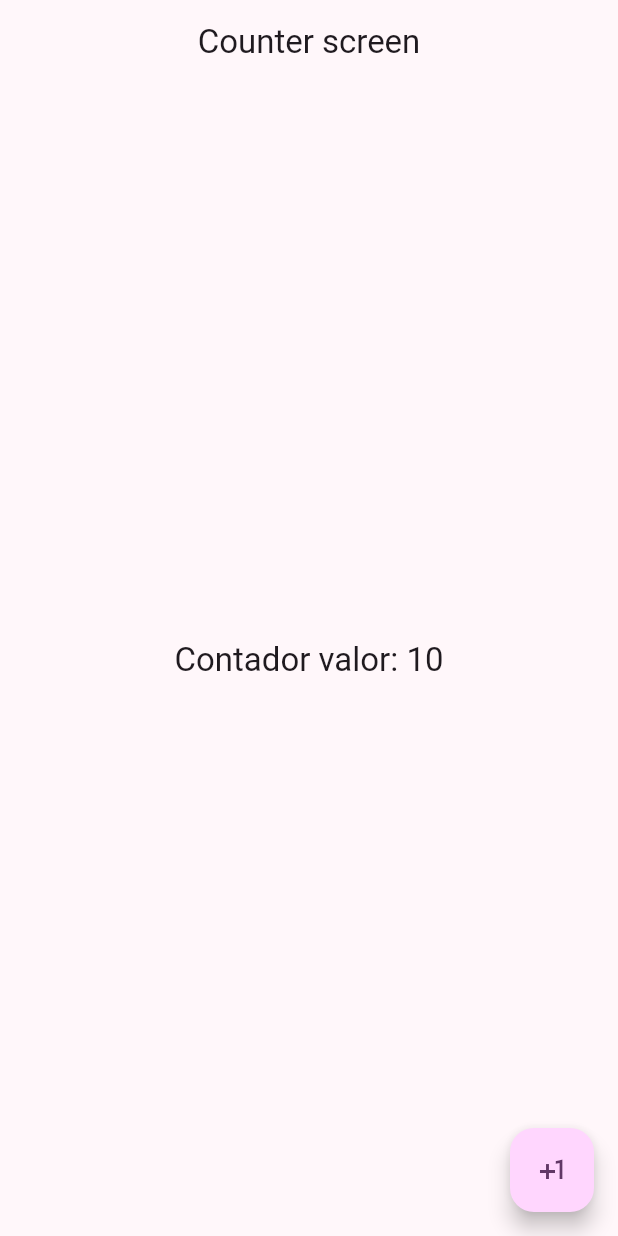
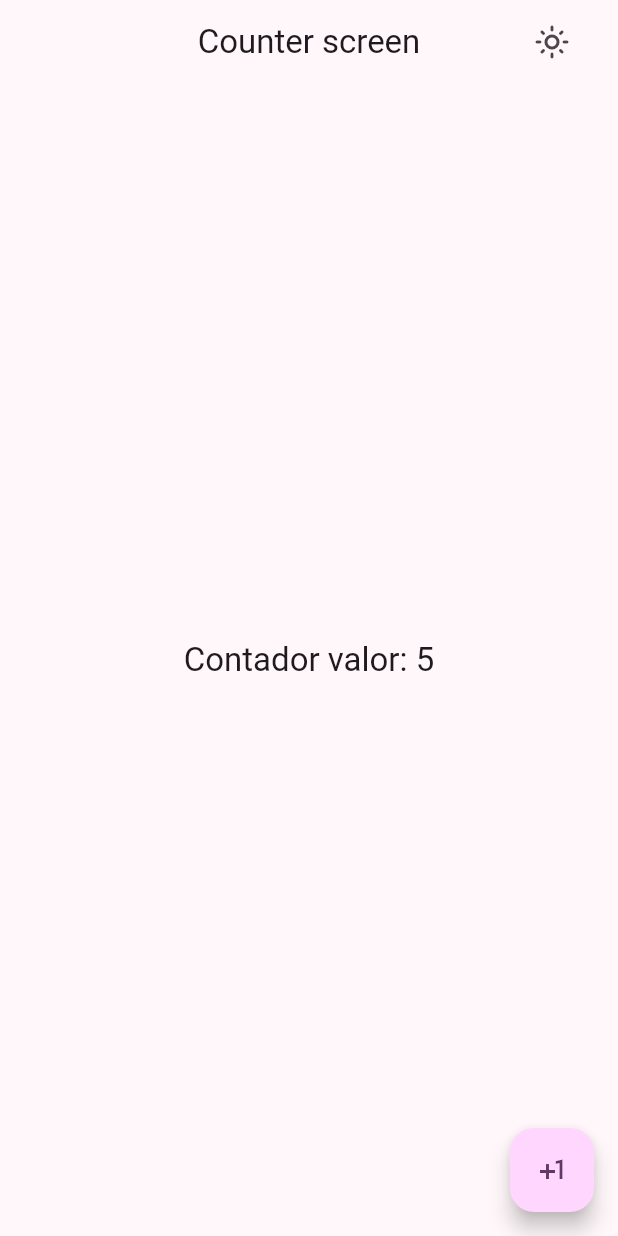
Before and after one commit to patoCode/widgets_app, a Flutter app: the CounterScreen screen opened by its route, on a phone screen of 412 x 824 dp. Run offline on Flutter 3.47's test engine with Material 3 defaults, Android fonts, the phone set to English and light mode, and no system bars; our stand-ins replace animate_do, flutter_riverpod, go_router.

Commit message:
Implementacion de RiverPOd en provider terminado.

```diff
--- /dev/null
+++ b/lib/presentation/providers/counter_provider.dart
@@ -0,0 +1,3 @@
+import 'package:flutter_riverpod/flutter_riverpod.dart';
+
+final counterProvider = StateProvider((ref) => 5);
--- /dev/null
+++ b/lib/presentation/providers/theme_provider.dart
@@ -0,0 +1,3 @@
+import 'package:flutter_riverpod/flutter_riverpod.dart';
+
+final themeProvider = StateProvider((ref) => false);
--- a/lib/presentation/screens/counter/counter_screen.dart
+++ b/lib/presentation/screens/counter/counter_screen.dart
@@ -1,28 +1,62 @@
 import 'package:flutter/material.dart';
+import 'package:flutter_riverpod/flutter_riverpod.dart';
+import 'package:widgets_app/presentation/providers/counter_provider.dart';
+import 'package:widgets_app/presentation/providers/theme_provider.dart';
 
-class CounterScreen extends StatelessWidget {
+// ** <ConsumerWidget> Permite a Riverpod hacer seguimiento a un StatelessWidget. Al final se podria decir que son lo mismo, solo que Riverpod arega funcionalidad para incluir la funcionalidad de provider a este widget (ver doc. Riverpod)
+class CounterScreen extends ConsumerWidget {
   static const String name = 'counter_screen';
 
   const CounterScreen({super.key});
 
+  // ** <WidgetRef ref>  Este parametro en el build, debe ser incluido cuando se convierte en un ConsumerWidget, es obligatorio!!!
   @override
-  Widget build(BuildContext context) {
+  Widget build(BuildContext context, WidgetRef ref) {
     final textStyle = Theme.of(context).textTheme.titleLarge;
+
+    // ** registramos el provider que vamos a monitorizar en este caso [counterProvider]
+    // !! watch no se debe usar dentro de metodos
+    final int clickValue = ref.watch(counterProvider);
+    // ** gestor del darkmode action
+    final bool isDarkMode = ref.watch(themeProvider);
 
     return Scaffold(
       appBar: AppBar(
         title: const Text(
           "Counter screen",
         ),
+        actions: [
+          Padding(
+            padding: const EdgeInsets.only(right: 20),
+            child: IconButton(
+              onPressed: () {
+                // ** OPTION 1
+                // ref.read(themeProvider.notifier).state = !ref.read(themeProvider.notifier).state;
+                // ** OPTION 2 Para este caso queda mas entendible esto
+                ref.read(themeProvider.notifier).update(
+                      (isDarkMode) => !isDarkMode,
+                    );
+              },
+              icon: isDarkMode
+                  ? const Icon(Icons.dark_mode_outlined)
+                  : const Icon(Icons.light_mode_outlined),
+            ),
+          ),
+        ],
       ),
       body: Center(
         child: Text(
-          "Contador valor: 10",
+          "Contador valor: $clickValue",
           style: textStyle,
         ),
       ),
       floatingActionButton: FloatingActionButton(
-        onPressed: () {},
+        onPressed: () {
+          // ** De esta forma con Riverpord accedemos al estado del proviuder y modificamos el mismo, notifier es obligatorio
+          ref.read(counterProvider.notifier).state++;
+          // ** ALTERNATIVA a la actualizacion de estado, es indistinto cual se use
+          // ref.read(counterProvider.notifier).update((state) => state++);
+        },
         child: const Icon(Icons.plus_one_outlined),
       ),
     );
```
Also changed, not shown: lib/main.dart (+8 -1 lines).
